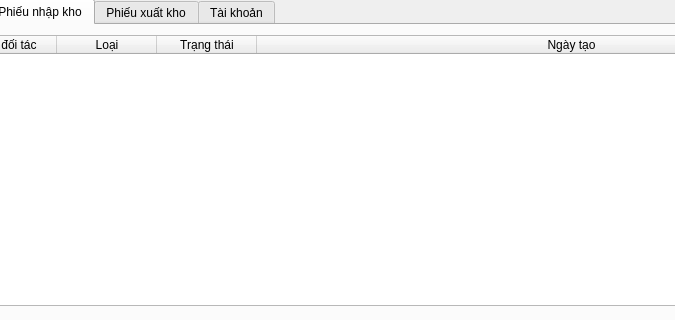
devtrungk3/warehouse_app, file ui/staff_home.ui: the form before one commit; both pictures show x 190 to 865 and y 0 to 320 of the 1130 by 469 pixel window.
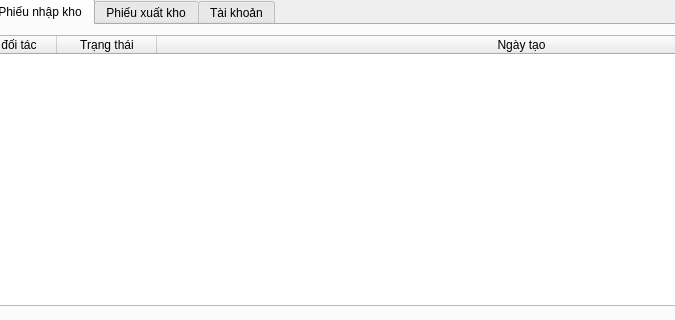
The form after the commit. The open tabs and pages were chosen to show the change.

Diff of the .ui file:
```diff
--- a/ui/staff_home.ui
+++ b/ui/staff_home.ui
@@ -375,11 +375,6 @@
         <string>Tên đối tác</string>
        </property>
       </column>
-      <column>
-       <property name="text">
-        <string>Loại</string>
-       </property>
-      </column>
       <column>
        <property name="text">
         <string>Trạng thái</string>
```
Left out of the diff: 9 changed lines with no effect on the pictures.
